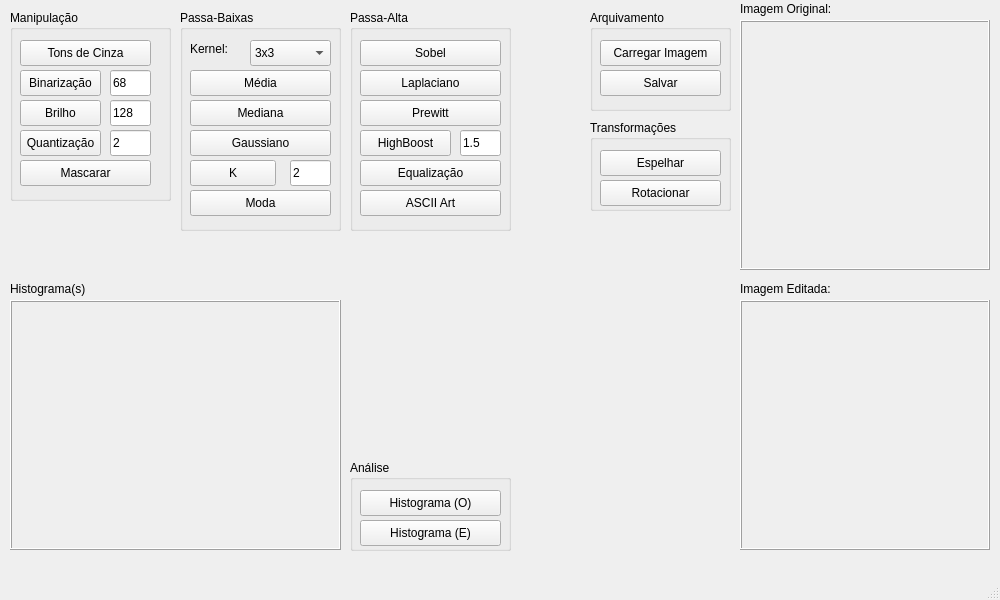
First picture: the form in mainwindow.ui, repository broken-usb/pdi-qt, before the edit.
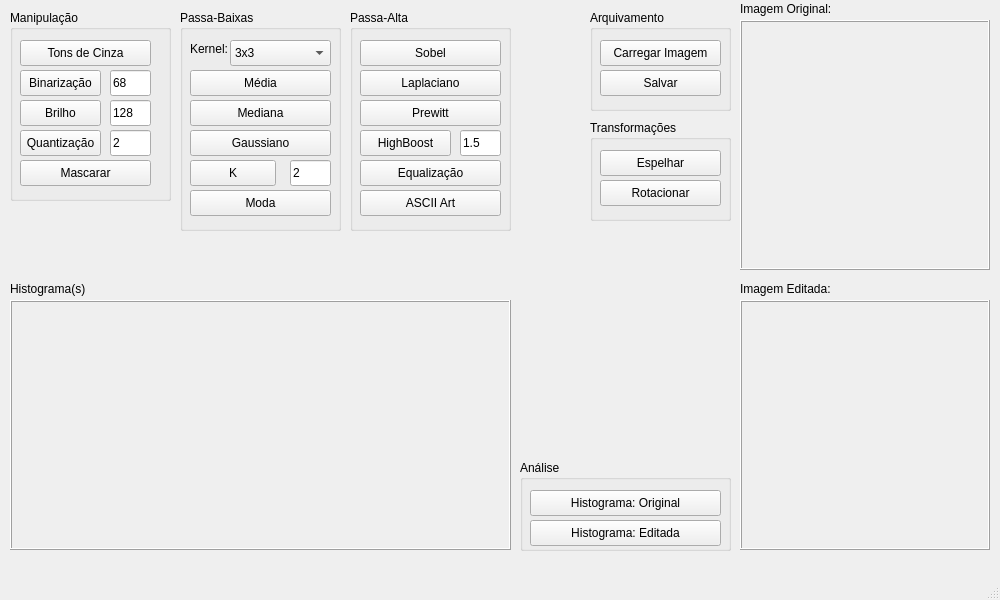
Second picture: the form after the edit.

Commit message: Aprimora a funcionalidade de arte ASCII: ajusta a resolução, melhora o mapeamento de intensidade e redefine a interface do usuário

```diff
--- a/mainwindow.ui
+++ b/mainwindow.ui
@@ -34,6 +34,9 @@
   <property name="windowTitle">
    <string>PDI - QT</string>
   </property>
+  <property name="toolButtonStyle">
+   <enum>Qt::ToolButtonStyle::ToolButtonTextOnly</enum>
+  </property>
   <property name="animated">
    <bool>false</bool>
   </property>
@@ -119,7 +122,7 @@
      <rect>
       <x>10</x>
       <y>300</y>
-      <width>331</width>
+      <width>501</width>
       <height>250</height>
      </rect>
     </property>
@@ -444,7 +447,7 @@
       <x>590</x>
       <y>120</y>
       <width>141</width>
-      <height>91</height>
+      <height>101</height>
      </rect>
     </property>
     <property name="title">
@@ -492,9 +495,9 @@
    <widget class="QGroupBox" name="grpBoxAnalise">
     <property name="geometry">
      <rect>
-      <x>350</x>
+      <x>520</x>
       <y>460</y>
-      <width>161</width>
+      <width>211</width>
       <height>91</height>
      </rect>
     </property>
@@ -506,7 +509,7 @@
       <rect>
        <x>10</x>
        <y>30</y>
-       <width>141</width>
+       <width>191</width>
        <height>26</height>
       </rect>
      </property>
@@ -517,7 +520,7 @@
       <string>&lt;html&gt;&lt;head/&gt;&lt;body&gt;&lt;p&gt;Gera o gráfico mostrando a distribuição da quantidade de pixels por tom de cinza na imagem original.&lt;/p&gt;&lt;/body&gt;&lt;/html&gt;</string>
      </property>
      <property name="text">
-      <string>Histograma (O)</string>
+      <string>Histograma: Original</string>
      </property>
     </widget>
     <widget class="QPushButton" name="btnHistogramaProcessada">
@@ -525,7 +528,7 @@
       <rect>
        <x>10</x>
        <y>60</y>
-       <width>141</width>
+       <width>191</width>
        <height>26</height>
       </rect>
      </property>
@@ -536,7 +539,7 @@
       <string>&lt;html&gt;&lt;head/&gt;&lt;body&gt;&lt;p&gt;Gera o gráfico da imagem processada para você comparar matematicamente o efeito do filtro aplicado.&lt;/p&gt;&lt;/body&gt;&lt;/html&gt;</string>
      </property>
      <property name="text">
-      <string>Histograma (E)</string>
+      <string>Histograma: Editada</string>
      </property>
     </widget>
    </widget>
@@ -672,9 +675,9 @@
     <widget class="QComboBox" name="cbTamanhoKernel">
      <property name="geometry">
       <rect>
-       <x>70</x>
+       <x>50</x>
        <y>30</y>
-       <width>81</width>
+       <width>101</width>
        <height>26</height>
       </rect>
      </property>
```
Left out of the diff: 11 changed lines with no effect on the pictures. The commit also changes 1 other file.
